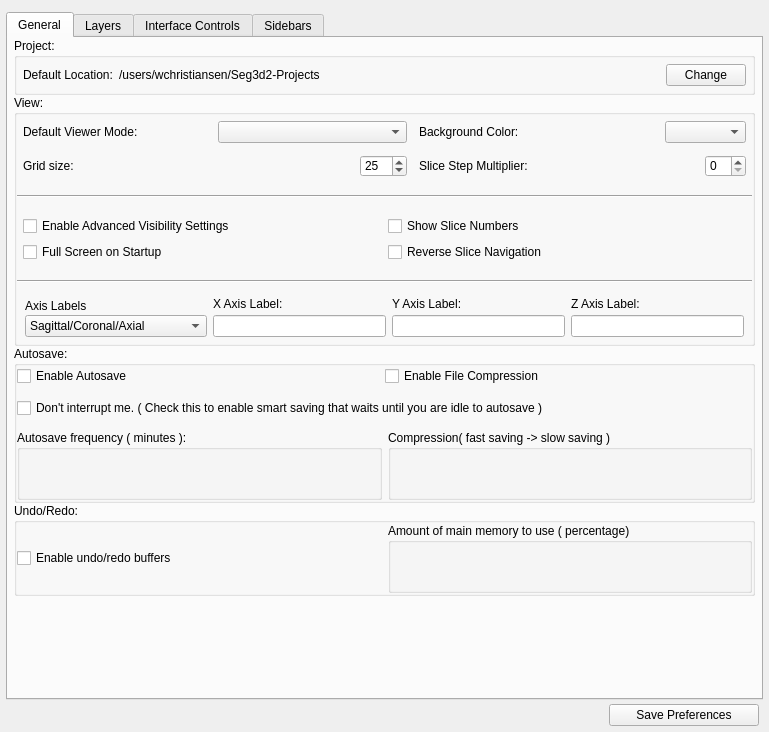
Before: the Qt Designer form src/Interface/AppPreferences/AppPreferences.ui in SCIInstitute/Seg3D, drawn with Qt 5.
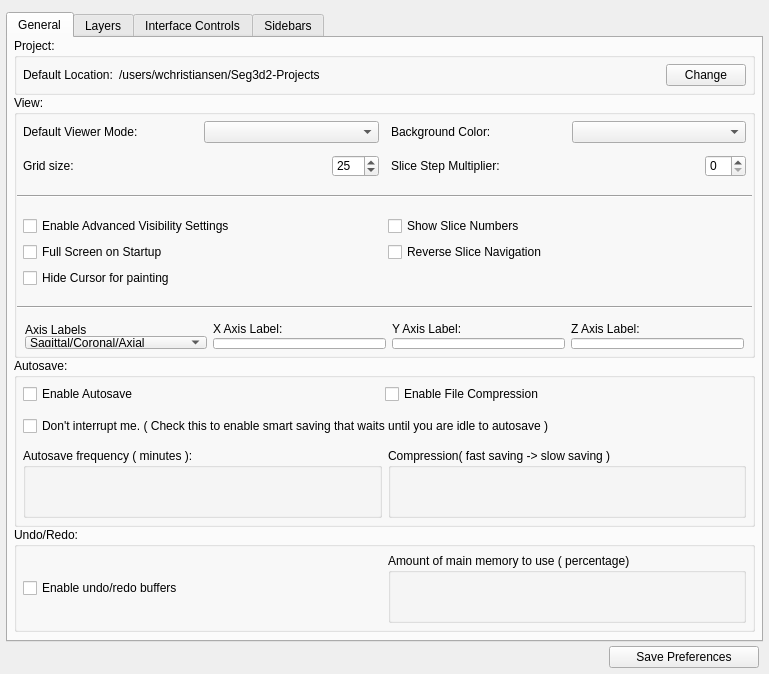
After: the same form once the commit is applied. Custom widgets are drawn as their Qt base class.

Commit message: set the default cursor for the viewer to the cross. added a preference that enables a user to switch off the cursor when painting modified the QtDropableComboBox to highlight when you are dropping an acceptable layer onto it changed the ProjectDockWidget so that it doesnt have the ability to change the name of the project fixed the bug that didnt unhighlight the session that you just loaded and made it seem like it was still selected.

```diff
--- a/src/Interface/AppPreferences/AppPreferences.ui
+++ b/src/Interface/AppPreferences/AppPreferences.ui
@@ -7,7 +7,7 @@
     <x>0</x>
     <y>0</y>
     <width>769</width>
-    <height>732</height>
+    <height>673</height>
    </rect>
   </property>
   <property name="windowTitle">
@@ -165,7 +165,7 @@
           </property>
           <item>
            <widget class="QWidget" name="widget_20" native="true">
-            <layout class="QHBoxLayout" name="horizontalLayout_12" stretch="1,0">
+            <layout class="QHBoxLayout" name="horizontalLayout_12" stretch="1,1">
              <property name="spacing">
               <number>0</number>
              </property>
@@ -278,7 +278,7 @@
                <property name="layoutDirection">
                 <enum>Qt::LeftToRight</enum>
                </property>
-               <layout class="QGridLayout" name="gridLayout">
+               <layout class="QGridLayout" name="gridLayout" columnstretch="1,1">
                 <property name="horizontalSpacing">
                  <number>6</number>
                 </property>
@@ -289,35 +289,10 @@
                  <number>6</number>
                 </property>
                 <item row="0" column="1">
-                 <widget class="QComboBox" name="background_color_combobox_">
-                  <property name="sizePolicy">
-                   <sizepolicy hsizetype="Minimum" vsizetype="Fixed">
-                    <horstretch>0</horstretch>
-                    <verstretch>0</verstretch>
-                   </sizepolicy>
-                  </property>
-                  <property name="maximumSize">
-                   <size>
-                    <width>16777215</width>
-                    <height>16777215</height>
-                   </size>
-                  </property>
-                 </widget>
+                 <widget class="QComboBox" name="background_color_combobox_"/>
                 </item>
                 <item row="0" column="0">
                  <widget class="QLabel" name="label_2">
-                  <property name="sizePolicy">
-                   <sizepolicy hsizetype="MinimumExpanding" vsizetype="Preferred">
-                    <horstretch>0</horstretch>
-                    <verstretch>0</verstretch>
-                   </sizepolicy>
-                  </property>
-                  <property name="minimumSize">
-                   <size>
-                    <width>240</width>
-                    <height>0</height>
-                   </size>
-                  </property>
                   <property name="text">
                    <string>Background Color:</string>
                   </property>
@@ -325,12 +300,6 @@
                 </item>
                 <item row="1" column="0">
                  <widget class="QLabel" name="label_9">
-                  <property name="minimumSize">
-                   <size>
-                    <width>110</width>
-                    <height>0</height>
-                   </size>
-                  </property>
                   <property name="text">
                    <string>Slice Step Multiplier:</string>
                   </property>
@@ -432,6 +401,13 @@
                </property>
               </widget>
              </item>
+             <item row="2" column="0">
+              <widget class="QCheckBox" name="cursor_visibility_checkbox_">
+               <property name="text">
+                <string>Hide Cursor for painting</string>
+               </property>
+              </widget>
+             </item>
             </layout>
            </widget>
           </item>
@@ -597,7 +573,7 @@
            <number>12</number>
           </property>
           <property name="margin">
-           <number>0</number>
+           <number>6</number>
           </property>
           <item>
            <layout class="QHBoxLayout" name="horizontalLayout_11">
@@ -628,7 +604,7 @@
            </widget>
           </item>
           <item>
-           <layout class="QHBoxLayout" name="horizontalLayout_14">
+           <layout class="QHBoxLayout" name="horizontalLayout_14" stretch="1,1">
             <item>
              <widget class="QGroupBox" name="groupBox_4">
               <property name="sizePolicy">
@@ -725,18 +701,18 @@
          </property>
          <layout class="QVBoxLayout" name="verticalLayout_20">
           <property name="margin">
-           <number>0</number>
+           <number>6</number>
           </property>
           <item>
            <widget class="QWidget" name="widget_28" native="true">
-            <layout class="QHBoxLayout" name="horizontalLayout_24">
+            <layout class="QHBoxLayout" name="horizontalLayout_24" stretch="1,1">
              <property name="margin">
               <number>0</number>
              </property>
              <item>
               <widget class="QCheckBox" name="enable_undo_">
                <property name="sizePolicy">
-                <sizepolicy hsizetype="Minimum" vsizetype="Fixed">
+                <sizepolicy hsizetype="Preferred" vsizetype="Fixed">
                  <horstretch>0</horstretch>
                  <verstretch>0</verstretch>
                 </sizepolicy>
```
Left out of the diff: 2 changed lines with no effect on the pictures. The commit also changes 10 other files.
